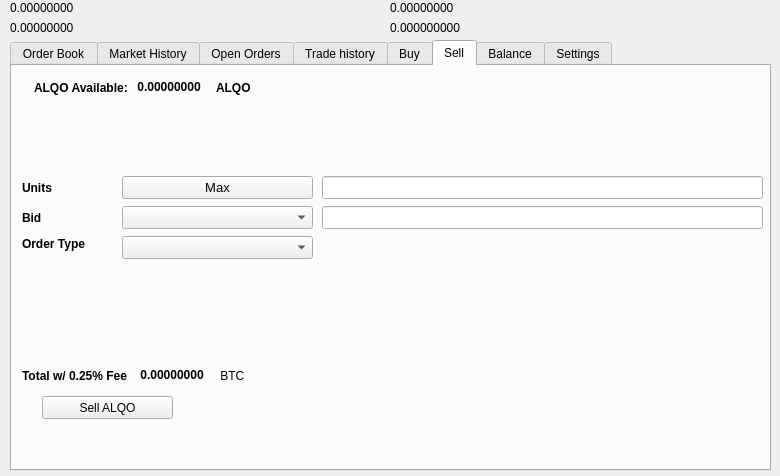
Before: the Qt Designer form src/qt/forms/tradingdialog.ui in zahidaliayub/alqo, drawn with Qt 5.
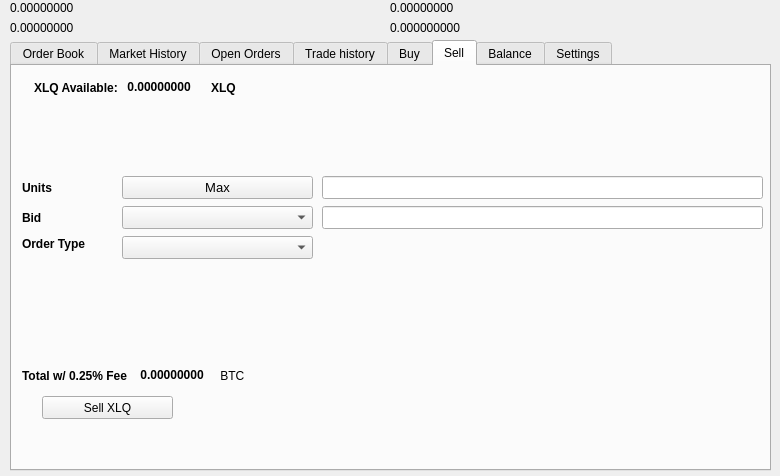
After: the same form once the commit is applied. The open tabs and pages were chosen to show the change. Icons and pictures are not drawn.

```diff
--- a/src/qt/forms/tradingdialog.ui
+++ b/src/qt/forms/tradingdialog.ui
@@ -1751,7 +1751,7 @@
       </rect>
      </property>
      <property name="text">
-      <string>Sell ALQO</string>
+      <string>Sell XLQ</string>
      </property>
      <property name="icon">
       <iconset resource="../alqo">
@@ -1777,7 +1777,7 @@
          </font>
         </property>
         <property name="text">
-         <string>ALQO Available:</string>
+         <string>XLQ Available:</string>
         </property>
        </widget>
       </item>
@@ -2221,7 +2221,7 @@
          </font>
         </property>
         <property name="text">
-         <string>ALQO</string>
+         <string>XLQ</string>
         </property>
        </widget>
       </item>
```
Left out of the diff: 34 changed lines with no effect on the pictures.
